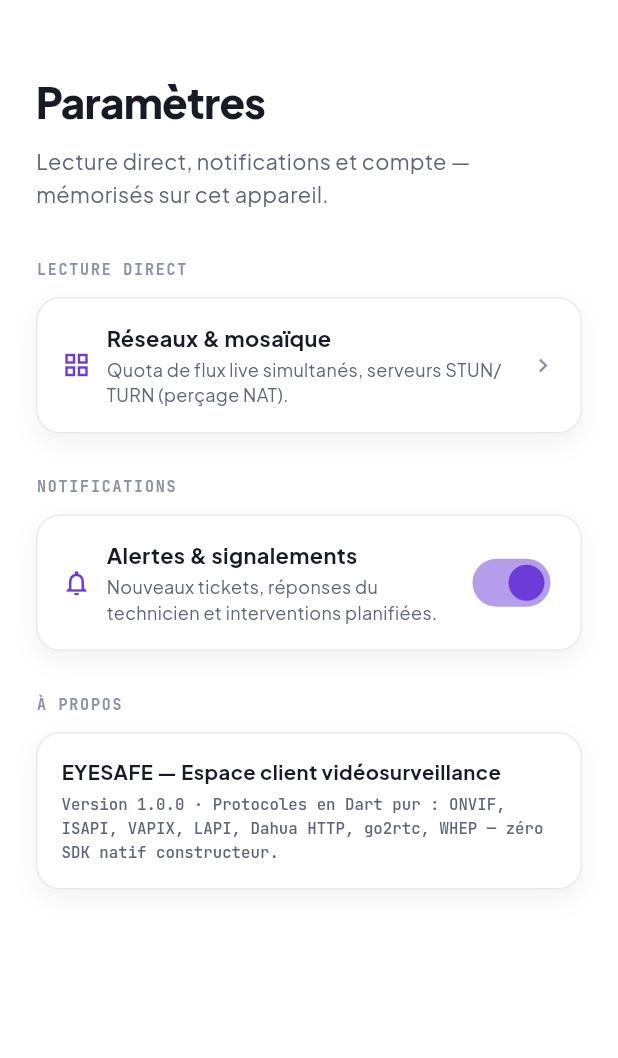
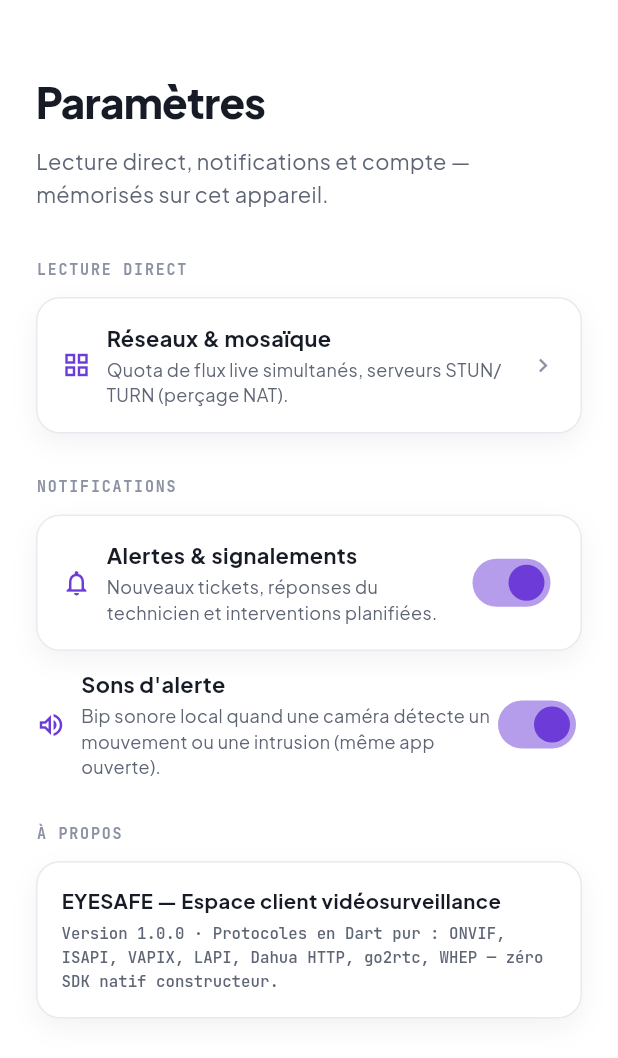
Before and after one commit to vianson50/EyeSafe, a Flutter app: the AppShell screen opened directly, after a tap on the "menu" icon, after a tap on the "notifications" icon, after a tap on the "settings" icon, on a phone screen of 412 x 824 dp. Shown: the top 1058 px of the screen. Run offline on Flutter 3.47's test engine with Material 3 defaults, Android fonts, the phone set to English and light mode, and no system bars; our stand-ins replace audioplayers, firebase_core, firebase_messaging, flutter_local_notifications, image_picker, shared_preferences and 1 more; missing offline and left inert: flutter_webrtc, media_kit, media_kit_video, record; accounts and stored records are empty.

Commit message:
Sons de notification : alertes sonores locales (critique/alerte/succès)
- SoundService (audioplayers) : tonalités WAV générées en mémoire
  (sine + fondu 5 ms, volume 30%) — zéro fichier audio embarqué
- 3 niveaux : critique (3 bips rapides descendants, intrusion/tamper),
  alerte (bip simple, mouvement), succès (double bip montant)
- Branché dans recordEvent : bip critique sur isCritical, bip alerte
  sur mouvement actif — silencieux si désactivé ou en test
- Paramètres → Notifications : bascule « Sons d'alerte » avec
  aperçu sonore à l'activation (mémorisé SharedPreferences)
- init au démarrage (main.dart)

```diff
--- a/lib/main.dart
+++ b/lib/main.dart
@@ -4,6 +4,7 @@
 
 import 'core/backend.dart';
 import 'core/push_service.dart';
+import 'core/sound_service.dart';
 import 'core/theme_settings.dart';
 import 'ui/splash_screen.dart';
 import 'ui/theme.dart';
@@ -17,6 +18,7 @@
   await initBackend();
   await PushService.init();
   await ThemeSettings.instance.load();
+  await SoundService.init();
   runApp(const EyeSafeApp());
 }
 
--- a/lib/pages/settings_page.dart
+++ b/lib/pages/settings_page.dart
@@ -2,6 +2,7 @@
 import 'package:shared_preferences/shared_preferences.dart';
 import 'package:supabase_flutter/supabase_flutter.dart';
 
+import '../core/sound_service.dart';
 import '../core/theme_settings.dart';
 import '../ui/data_scope.dart';
 import '../ui/theme.dart';
@@ -22,6 +23,7 @@
 
 class _SettingsPageState extends State<SettingsPage> {
   late bool _notifications = true;
+  late bool _sounds = true;
 
   @override
   void initState() {
@@ -31,7 +33,11 @@
 
   Future<void> _loadPrefs() async {
     final enabled = await PushToggle.load();
-    if (mounted) setState(() => _notifications = enabled);
+    if (!mounted) return;
+    setState(() {
+      _notifications = enabled;
+      _sounds = SoundService.enabled;
+    });
   }
 
   /// Change le mot de passe du compte connecté (vérifie l'ancien).
@@ -308,6 +314,55 @@
                   ],
                 ),
               ),
+              // Sons de notification — bip local sur événements caméras.
+              const SizedBox(height: 12),
+              Row(
+                children: [
+                  Icon(
+                    Icons.volume_up_outlined,
+                    size: 20,
+                    color: _sounds
+                        ? AppColors.primary
+                        : AppColors.onSurfaceFaint,
+                  ),
+                  const SizedBox(width: 10),
+                  Expanded(
+                    child: Column(
+                      crossAxisAlignment: CrossAxisAlignment.start,
+                      children: [
+                        Text(
+                          'Sons d\'alerte',
+                          style: TextStyle(
+                            fontSize: 14.5,
+                            fontWeight: FontWeight.w700,
+                            color: AppColors.onSurface,
+                          ),
+                        ),
+                        const SizedBox(height: 2),
+                        Text(
+                          'Bip sonore local quand une caméra détecte un '
+                          'mouvement ou une intrusion (même app ouverte).',
+                          style: TextStyle(
+                            fontSize: 12,
+                            height: 1.4,
+                            color: AppColors.onSurfaceVariant,
+                          ),
+                        ),
+                      ],
+                    ),
+                  ),
+                  Switch(
+                    value: _sounds,
+                    activeThumbColor: AppColors.primary,
+                    onChanged: (v) {
+                      setState(() => _sounds = v);
+                      SoundService.setEnabled(v);
+                      // Aperçu sonore à l'activation.
+                      if (v) SoundService.play(NotificationSound.alert);
+                    },
+                  ),
+                ],
+              ),
               const SizedBox(height: 28),
 
               // ── Compte ──
--- a/pubspec.yaml
+++ b/pubspec.yaml
@@ -46,6 +46,7 @@
   media_kit_libs_ios_video: ^1.1.4
   flutter_webrtc: ^0.12.4
   record: ^7.1.1
+  audioplayers: ^6.1.0
   xml: ^6.5.0
   crypto: ^3.0.6
   url_launcher: ^6.3.1
@@ -82,6 +83,7 @@
   # To add assets to your application, add an assets section, like this:
   assets:
     - Logo/
+    - assets/sounds/
 
   fonts:
     - family: Plus Jakarta Sans
```
Also changed, not shown: lib/core/sound_service.dart (added, +167 -0 lines), lib/data/site_controller.dart (+14 -0 lines), pubspec.lock.
